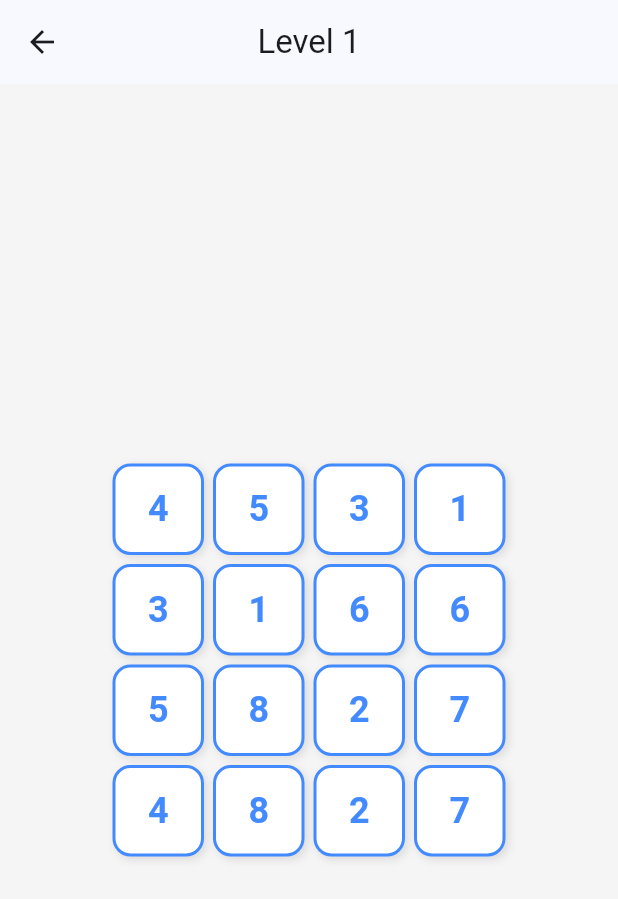
After one commit to nvthih24/onet-puzzle-mobile, a Flutter app: the screen it shows after launch, after a tap on "Chơi Ngay", on a phone screen of 412 x 824 dp. The commit adds this screen. Shown: the top 899 px of the screen. Run offline on Flutter 3.47's test engine with Material 3 defaults, Android fonts, the phone set to English and light mode, and no system bars.

Commit message:
SCRUM-9 #done Tích hợp xong toàn bộ thuật toán tìm đường (Line, L, U, Z)

```diff
--- a/lib/main.dart
+++ b/lib/main.dart
@@ -1,121 +1,59 @@
 import 'package:flutter/material.dart';
+import 'models/board_manager.dart';
+import 'screens/gameplay_screen.dart';
+import 'package:provider/provider.dart';
+import 'providers/game_provider.dart';
 
 void main() {
-  runApp(const MyApp());
+  // var boardManager = BoardManager(rows: 4, cols: 4);
+  // var board = boardManager.generateBoard();
+  // boardManager.printBoard(board);
+
+  runApp(
+    ChangeNotifierProvider(
+      create: (context) => GameProvider(),
+      child: const OnetGameApp(),
+    ),
+  );
 }
 
-class MyApp extends StatelessWidget {
-  const MyApp({super.key});
+class OnetGameApp extends StatelessWidget {
+  const OnetGameApp({super.key});
 
-  // This widget is the root of your application.
   @override
   Widget build(BuildContext context) {
     return MaterialApp(
-      title: 'Flutter Demo',
+      title: 'Onet Puzzle',
       theme: ThemeData(
-        // This is the theme of your application.
-        //
-        // TRY THIS: Try running your application with "flutter run". You'll see
-        // the application has a purple toolbar. Then, without quitting the app,
-        // try changing the seedColor in the colorScheme below to Colors.green
-        // and then invoke "hot reload" (save your changes or press the "hot
-        // reload" button in a Flutter-supported IDE, or press "r" if you used
-        // the command line to start the app).
-        //
-        // Notice that the counter didn't reset back to zero; the application
-        // state is not lost during the reload. To reset the state, use hot
-        // restart instead.
-        //
-        // This works for code too, not just values: Most code changes can be
-        // tested with just a hot reload.
-        colorScheme: .fromSeed(seedColor: Colors.deepPurple),
+        colorScheme: ColorScheme.fromSeed(seedColor: Colors.blue),
+        useMaterial3: true,
       ),
-      home: const MyHomePage(title: 'Flutter Demo Home Page'),
+      debugShowCheckedModeBanner: false, // Tắt cái chữ debug góc phải
+      home: const MainMenuScreen(),
     );
   }
 }
 
-class MyHomePage extends StatefulWidget {
-  const MyHomePage({super.key, required this.title});
-
-  // This widget is the home page of your application. It is stateful, meaning
-  // that it has a State object (defined below) that contains fields that affect
-  // how it looks.
-
-  // This class is the configuration for the state. It holds the values (in this
-  // case the title) provided by the parent (in this case the App widget) and
-  // used by the build method of the State. Fields in a Widget subclass are
-  // always marked "final".
-
-  final String title;
-
-  @override
-  State<MyHomePage> createState() => _MyHomePageState();
-}
-
-class _MyHomePageState extends State<MyHomePage> {
-  int _counter = 0;
-
-  void _incrementCounter() {
-    setState(() {
-      // This call to setState tells the Flutter framework that something has
-      // changed in this State, which causes it to rerun the build method below
-      // so that the display can reflect the updated values. If we changed
-      // _counter without calling setState(), then the build method would not be
-      // called again, and so nothing would appear to happen.
-      _counter++;
-    });
-  }
+class MainMenuScreen extends StatelessWidget {
+  const MainMenuScreen({super.key});
 
   @override
   Widget build(BuildContext context) {
-    // This method is rerun every time setState is called, for instance as done
-    // by the _incrementCounter method above.
-    //
-    // The Flutter framework has been optimized to make rerunning build methods
-    // fast, so that you can just rebuild anything that needs updating rather
-    // than having to individually change instances of widgets.
     return Scaffold(
       appBar: AppBar(
-        // TRY THIS: Try changing the color here to a specific color (to
-        // Colors.amber, perhaps?) and trigger a hot reload to see the AppBar
-        // change color while the other colors stay the same.
-        backgroundColor: Theme.of(context).colorScheme.inversePrimary,
-        // Here we take the value from the MyHomePage object that was created by
-        // the App.build method, and use it to set our appbar title.
-        title: Text(widget.title),
+        title: const Text('Onet Puzzle: Bắt đầu'),
+        centerTitle: true,
       ),
       body: Center(
-        // Center is a layout widget. It takes a single child and positions it
-        // in the middle of the parent.
-        child: Column(
-          // Column is also a layout widget. It takes a list of children and
-          // arranges them vertically. By default, it sizes itself to fit its
-          // children horizontally, and tries to be as tall as its parent.
-          //
-          // Column has various properties to control how it sizes itself and
-          // how it positions its children. Here we use mainAxisAlignment to
-          // center the children vertically; the main axis here is the vertical
-          // axis because Columns are vertical (the cross axis would be
-          // horizontal).
-          //
-          // TRY THIS: Invoke "debug painting" (choose the "Toggle Debug Paint"
-          // action in the IDE, or press "p" in the console), to see the
-          // wireframe for each widget.
-          mainAxisAlignment: .center,
-          children: [
-            const Text('You have pushed the button this many times:'),
-            Text(
-              '$_counter',
-              style: Theme.of(context).textTheme.headlineMedium,
-            ),
-          ],
+        child: ElevatedButton(
+          onPressed: () {
+            Navigator.push(
+              context,
+              MaterialPageRoute(builder: (context) => const GameplayScreen()),
+            );
+          },
+          child: const Text('Chơi Ngay'),
         ),
-      ),
-      floatingActionButton: FloatingActionButton(
-        onPressed: _incrementCounter,
-        tooltip: 'Increment',
-        child: const Icon(Icons.add),
       ),
     );
   }
--- /dev/null
+++ b/lib/models/board_manager.dart
@@ -0,0 +1,56 @@
+import 'dart:math';
+
+class BoardManager {
+  int rows;
+  int cols;
+  int numberOfPairs;
+
+  BoardManager({required this.rows, required this.cols})
+    : numberOfPairs = (rows * cols) ~/ 2 {
+    // Đảm bảo tổng số ô phải là số chẵn để có thể bắt cặp
+    assert((rows * cols) % 2 == 0, 'Tổng số ô (rows * cols) phải là số chẵn!');
+  }
+
+  List<List<int>> generateBoard() {
+    // Bước 1: Tạo một mảng 1 chiều chứa các cặp ID (ví dụ: 1,1, 2,2, 3,3...)
+    List<int> flatList = [];
+    int currentId = 1;
+
+    for (int i = 0; i < numberOfPairs; i++) {
+      flatList.add(currentId);
+      flatList.add(currentId);
+
+      currentId++;
+      // Giả sử ông có 10 loại hình (từ 1 đến 10), nếu vượt quá thì quay lại 1
+      if (currentId > 10) currentId = 1;
+    }
+
+    // Bước 2: Xáo trộn mảng 1 chiều (Shuffle)
+    flatList.shuffle(Random());
+
+    // Bước 3: Khởi tạo ma trận 2 chiều với kích thước (rows + 2) x (cols + 2)
+    // Mặc định tất cả các ô đều là 0 (ô trống)
+    List<List<int>> board = List.generate(
+      rows + 2,
+      (_) => List.generate(cols + 2, (_) => 0),
+    );
+
+    // Bước 4: Đổ dữ liệu từ mảng 1 chiều đã xáo trộn vào phần "lõi" của ma trận
+    int listIndex = 0;
+    for (int i = 1; i <= rows; i++) {
+      for (int j = 1; j <= cols; j++) {
+        board[i][j] = flatList[listIndex];
+        listIndex++;
+      }
+    }
+
+    return board;
+  }
+
+  // Hàm in ma trận ra console để debug (rất quan trọng)
+  void printBoard(List<List<int>> board) {
+    for (var row in board) {
+      print(row.map((e) => e.toString().padLeft(2, '0')).join(' '));
+    }
+  }
+}
--- /dev/null
+++ b/lib/screens/gameplay_screen.dart
@@ -0,0 +1,102 @@
+import 'package:flutter/material.dart';
+import 'package:provider/provider.dart';
+import '../providers/game_provider.dart';
+import '../widgets/line_painter.dart';
+
+class GameplayScreen extends StatelessWidget {
+  const GameplayScreen({super.key});
+
+  @override
+  Widget build(BuildContext context) {
+    // Lấy dữ liệu từ Provider
+    var gameProvider = context.watch<GameProvider>();
+    var board = gameProvider.board;
+
+    int totalRows = gameProvider.rows + 2;
+    int totalCols = gameProvider.cols + 2;
+
+    return Scaffold(
+      backgroundColor: Colors.grey[100],
+      appBar: AppBar(title: const Text('Level 1'), centerTitle: true),
+      body: Center(
+        child: Padding(
+          padding: const EdgeInsets.all(8.0),
+          child: Stack(
+            children: [
+              GridView.builder(
+                shrinkWrap: true,
+                physics: const NeverScrollableScrollPhysics(),
+                gridDelegate: SliverGridDelegateWithFixedCrossAxisCount(
+                  crossAxisCount: totalCols,
+                  crossAxisSpacing: 6.0,
+                  mainAxisSpacing: 6.0,
+                ),
+                itemCount: totalRows * totalCols,
+                itemBuilder: (context, index) {
+                  int y = index ~/ totalCols;
+                  int x = index % totalCols;
+                  int itemId = board[y][x];
+
+                  if (itemId == 0) return const SizedBox.shrink();
+
+                  // Kiểm tra xem ô này có đang được chọn không
+                  bool isSelected =
+                      gameProvider.firstSelected != null &&
+                      gameProvider.firstSelected!.x == x &&
+                      gameProvider.firstSelected!.y == y;
+
+                  // Bọc GestureDetector để bắt sự kiện tap
+                  return GestureDetector(
+                    onTap: () => context.read<GameProvider>().handleTap(y, x),
+                    child: Container(
+                      decoration: BoxDecoration(
+                        // Đổi màu nền nếu đang được chọn
+                        color: isSelected ? Colors.blue[100] : Colors.white,
+                        borderRadius: BorderRadius.circular(12),
+                        boxShadow: [
+                          BoxShadow(
+                            color: Colors.black.withOpacity(0.1),
+                            blurRadius: 4,
+                            offset: const Offset(2, 2),
+                          ),
+                        ],
+                        // Viền đậm hơn nếu đang được chọn
+                        border: Border.all(
+                          color: isSelected
+                              ? Colors.redAccent
+                              : Colors.blueAccent,
+                          width: isSelected ? 3 : 2,
+                        ),
+                      ),
+                      child: Center(
+                        child: Text(
+                          '$itemId',
+                          style: const TextStyle(
+                            fontSize: 24,
+                            fontWeight: FontWeight.bold,
+                            color: Colors.blueAccent,
+                          ),
+                        ),
+                      ),
+                    ),
+                  );
+                },
+              ),
+              if (gameProvider.currentPath != null)
+                Positioned.fill(
+                  child: CustomPaint(
+                    painter: LinePainter(
+                      path: gameProvider.currentPath,
+                      rows: totalRows,
+                      cols: totalCols,
+                      spacing: 6.0,
+                    ),
+                  ),
+                ),
+            ],
+          ),
+        ),
+      ),
+    );
+  }
+}
--- /dev/null
+++ b/lib/widgets/line_painter.dart
@@ -0,0 +1,58 @@
+import 'package:flutter/material.dart';
+import '../providers/game_provider.dart';
+
+class LinePainter extends CustomPainter {
+  final List<Point>? path;
+  final int rows;
+  final int cols;
+  final double spacing;
+
+  LinePainter({
+    required this.path,
+    required this.rows,
+    required this.cols,
+    this.spacing = 6.0, // Phải khớp với crossAxisSpacing trong GridView
+  });
+
+  @override
+  void paint(Canvas canvas, Size size) {
+    if (path == null || path!.length < 2) return;
+
+    // Cấu hình nét vẽ: màu đỏ cam, dày 4 pixel, bo tròn 2 đầu
+    final paint = Paint()
+      ..color = Colors.deepOrangeAccent
+      ..strokeWidth = 4.0
+      ..strokeCap = StrokeCap.round
+      ..style = PaintingStyle.stroke;
+
+    // Tính toán kích thước của 1 ô vuông trên màn hình
+    // (Lấy tổng chiều rộng trừ đi các khoảng hở spacing, rồi chia cho số cột)
+    final cellWidth = (size.width - (cols - 1) * spacing) / cols;
+    // Vì ô hình vuông nên chiều cao bằng chiều rộng
+    final cellHeight = cellWidth;
+
+    // Hàm phụ trợ: Chuyển tọa độ lưới (Point) thành tọa độ Pixel (Offset)
+    Offset getPixelOffset(Point p) {
+      double dx = (p.x * cellWidth) + (p.x * spacing) + (cellWidth / 2);
+      double dy = (p.y * cellHeight) + (p.y * spacing) + (cellHeight / 2);
+      return Offset(dx, dy);
+    }
+
+    // Tiến hành vẽ đường nối đi qua các điểm
+    final pathToDraw = Path();
+    pathToDraw.moveTo(
+      getPixelOffset(path!.first).dx,
+      getPixelOffset(path!.first).dy,
+    );
+
+    for (int i = 1; i < path!.length; i++) {
+      var offset = getPixelOffset(path![i]);
+      pathToDraw.lineTo(offset.dx, offset.dy);
+    }
+
+    canvas.drawPath(pathToDraw, paint);
+  }
+
+  @override
+  bool shouldRepaint(covariant CustomPainter oldDelegate) => true;
+}
--- a/pubspec.yaml
+++ b/pubspec.yaml
@@ -34,6 +34,7 @@ dependencies:
   # The following adds the Cupertino Icons font to your application.
   # Use with the CupertinoIcons class for iOS style icons.
   cupertino_icons: ^1.0.8
+  provider: ^6.1.5+1
 
 dev_dependencies:
   flutter_test:
```
Also changed, not shown: lib/providers/game_provider.dart (added, +156 -0 lines), lib/utils/path_finder.dart (added, +94 -0 lines), pubspec.lock, 1 other file.
